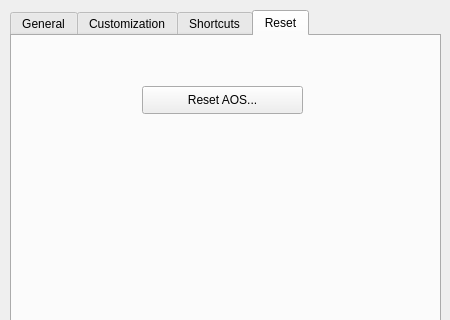
Qt form uis/settings.ui (AOS-GUI/AOS-GUI) before a commit; both pictures show x 0 to 450 and y 0 to 320 of the 450 by 540 pixel window.
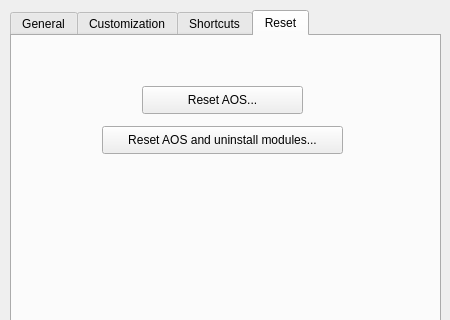
The same form after that commit. The open tabs and pages were chosen to show the change.

```diff
--- a/uis/settings.ui
+++ b/uis/settings.ui
@@ -653,6 +653,19 @@
       <string notr="true">Reset AOS...</string>
      </property>
     </widget>
+    <widget class="QPushButton" name="rAOSandM">
+     <property name="geometry">
+      <rect>
+       <x>90</x>
+       <y>90</y>
+       <width>241</width>
+       <height>28</height>
+      </rect>
+     </property>
+     <property name="text">
+      <string notr="true">Reset AOS and uninstall modules...</string>
+     </property>
+    </widget>
    </widget>
   </widget>
  </widget>
```
Left out of the diff: 2 changed lines with no effect on the pictures.
